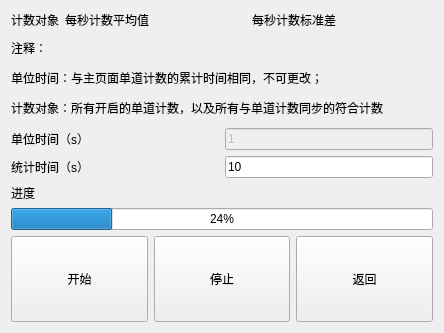
Qt form ui/statisticswidget.ui (WhiteChimney/TDC-counter) before a commit.
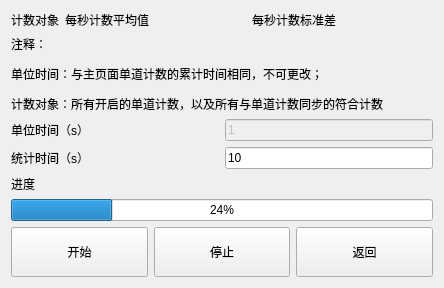
The same form after that commit.

```diff
--- a/ui/statisticswidget.ui
+++ b/ui/statisticswidget.ui
@@ -7,7 +7,7 @@
     <x>0</x>
     <y>0</y>
     <width>444</width>
-    <height>333</height>
+    <height>260</height>
    </rect>
   </property>
   <property name="windowTitle">
@@ -141,6 +141,12 @@
          <verstretch>0</verstretch>
         </sizepolicy>
        </property>
+       <property name="minimumSize">
+        <size>
+         <width>0</width>
+         <height>50</height>
+        </size>
+       </property>
        <property name="text">
         <string>开始</string>
        </property>
```
